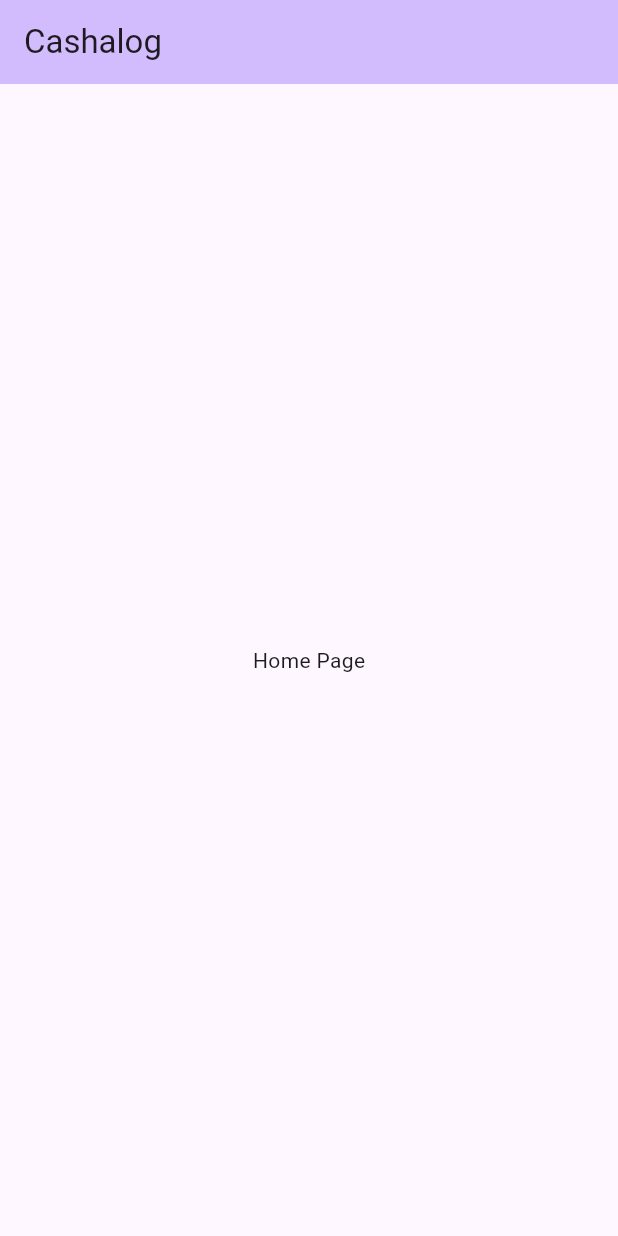
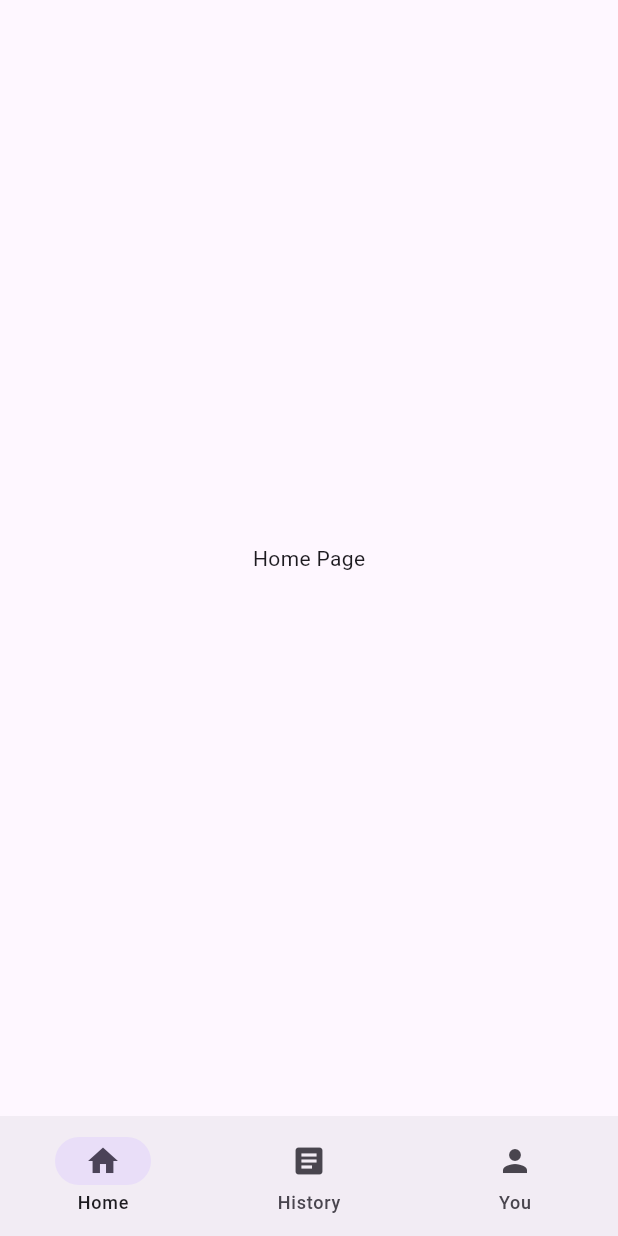
Before and after one commit to Waoweens/Cashalog, a Flutter app: the screen it shows after launch, on a phone screen of 412 x 824 dp. Run offline on Flutter 3.47's test engine with Material 2 defaults, Android fonts, the phone set to English and light mode, and no system bars.

Commit message:
Refactor bottom navigation bar and add page index tracking

```diff
--- a/lib/app/root.dart
+++ b/lib/app/root.dart
@@ -10,23 +10,33 @@ class AppRoot extends StatefulWidget {
 
 class _AppRootState extends State<AppRoot> {
   String title = 'Cashalog';
+  int currentPageIndex = 0;
 
-  void updateTitle(String newTitle) {
-    setState(() {
-      title = newTitle;
-    });
-  }
+  final List<Widget> _pages = [
+    const HomePage(), // Home
+    const Placeholder(), // History
+    const Placeholder(), // You
+  ];
 
   @override
   Widget build(BuildContext context) {
     return Scaffold(
-      appBar: AppBar(
-        backgroundColor: Theme.of(context).colorScheme.inversePrimary,
-        title: Text(title),
-      ),
-      body: const Center(
-        child: HomePage(),
-      ),
-    );
+        bottomNavigationBar: NavigationBar(
+          selectedIndex: currentPageIndex,
+          onDestinationSelected: (int index) {
+            setState(() {
+              currentPageIndex = index;
+            });
+          },
+          destinations: const <Widget>[
+            NavigationDestination(icon: Icon(Icons.home), label: 'Home'),
+            NavigationDestination(icon: Icon(Icons.article), label: 'History'),
+            NavigationDestination(icon: Icon(Icons.person), label: 'You'),
+          ],
+        ),
+        body: IndexedStack(
+          index: currentPageIndex,
+          children: _pages,
+        ));
   }
 }
```
